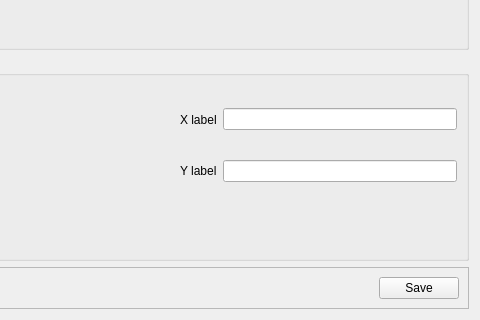
Before: the Qt Designer form addon/pycThermopack/pyctp/gui/widgets/layouts/bin_pxy_options.ui in thermotools/thermopack, drawn with Qt 5; both pictures show x 376 to 856 and y 166 to 486 of the 856 by 486 pixel window.
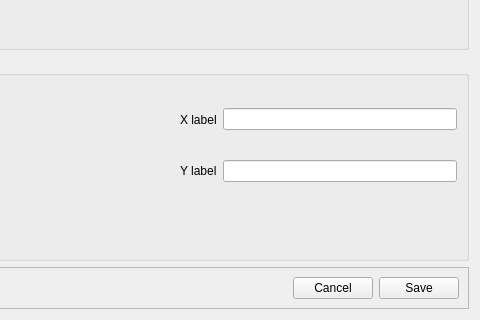
After: the same form once the commit is applied.

Commit message: Improve Save, Cancel and Restore in plot mode options

Diff of the .ui file:
```diff
--- a/addon/pycThermopack/pyctp/gui/widgets/layouts/bin_pxy_options.ui
+++ b/addon/pycThermopack/pyctp/gui/widgets/layouts/bin_pxy_options.ui
@@ -305,6 +305,16 @@
         </property>
        </spacer>
       </item>
+      <item>
+       <widget class="QPushButton" name="cancel_btn">
+        <property name="text">
+         <string>Cancel</string>
+        </property>
+        <property name="autoDefault">
+         <bool>false</bool>
+        </property>
+       </widget>
+      </item>
       <item>
        <widget class="QPushButton" name="save_btn">
         <property name="text">
```
Left out of the diff: 3 changed lines with no effect on the pictures. The commit also changes 4 other files.
